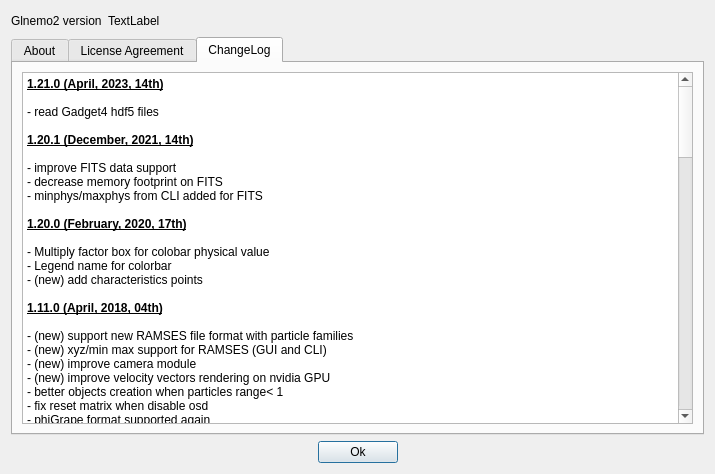
Qt form src/formabout.ui (jcldc/glnemo2) before a commit.
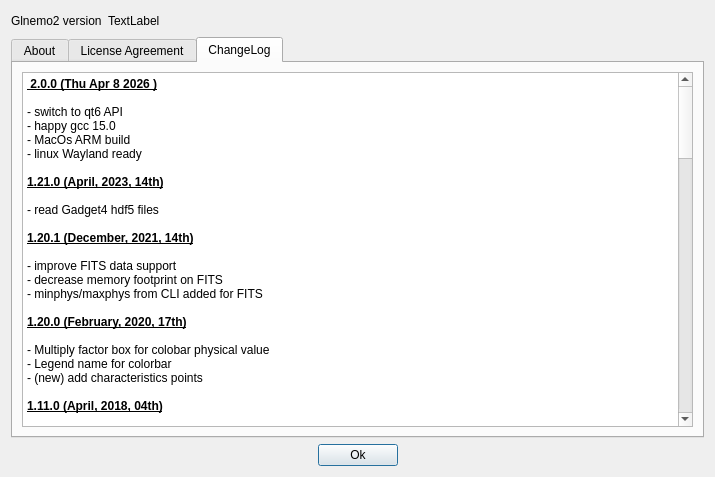
The same form after that commit. Icons and pictures are not drawn.

The edit to the form file:
```diff
--- a/src/formabout.ui
+++ b/src/formabout.ui
@@ -10,7 +10,7 @@
     <x>0</x>
     <y>0</y>
     <width>715</width>
-    <height>474</height>
+    <height>477</height>
    </rect>
   </property>
   <property name="sizePolicy">
@@ -1021,12 +1021,22 @@
         <widget class="QTextEdit" name="textEdit_2">
          <property name="html">
           <string>&lt;!DOCTYPE HTML PUBLIC &quot;-//W3C//DTD HTML 4.0//EN&quot; &quot;http://www.w3.org/TR/REC-html40/strict.dtd&quot;&gt;
-&lt;html&gt;&lt;head&gt;&lt;meta name=&quot;qrichtext&quot; content=&quot;1&quot; /&gt;&lt;style type=&quot;text/css&quot;&gt;
+&lt;html&gt;&lt;head&gt;&lt;meta name=&quot;qrichtext&quot; content=&quot;1&quot; /&gt;&lt;meta charset=&quot;utf-8&quot; /&gt;&lt;style type=&quot;text/css&quot;&gt;
 p, li { white-space: pre-wrap; }
+hr { height: 1px; border-width: 0; }
+li.unchecked::marker { content: &quot;\2610&quot;; }
+li.checked::marker { content: &quot;\2612&quot;; }
 &lt;/style&gt;&lt;/head&gt;&lt;body style=&quot; font-family:'Sans Serif'; font-size:9pt; font-weight:400; font-style:normal;&quot;&gt;
 &lt;table border=&quot;0&quot; style=&quot;-qt-table-type: root; margin-top:4px; margin-bottom:4px; margin-left:4px; margin-right:4px;&quot;&gt;
 &lt;tr&gt;
 &lt;td style=&quot;border: none;&quot;&gt;
+&lt;p style=&quot; margin-top:0px; margin-bottom:0px; margin-left:0px; margin-right:0px; -qt-block-indent:0; text-indent:0px;&quot;&gt;&lt;span style=&quot; font-weight:700; text-decoration: underline;&quot;&gt; 2.0.0 (Thu Apr 8 2026 )&lt;/span&gt;&lt;/p&gt;
+&lt;p style=&quot;-qt-paragraph-type:empty; margin-top:0px; margin-bottom:0px; margin-left:0px; margin-right:0px; -qt-block-indent:0; text-indent:0px;&quot;&gt;&lt;br /&gt;&lt;/p&gt;
+&lt;p style=&quot; margin-top:0px; margin-bottom:0px; margin-left:0px; margin-right:0px; -qt-block-indent:0; text-indent:0px;&quot;&gt;- switch to qt6 API&lt;/p&gt;
+&lt;p style=&quot; margin-top:0px; margin-bottom:0px; margin-left:0px; margin-right:0px; -qt-block-indent:0; text-indent:0px;&quot;&gt;- happy gcc 15.0&lt;/p&gt;
+&lt;p style=&quot; margin-top:0px; margin-bottom:0px; margin-left:0px; margin-right:0px; -qt-block-indent:0; text-indent:0px;&quot;&gt;- MacOs ARM build&lt;/p&gt;
+&lt;p style=&quot; margin-top:0px; margin-bottom:0px; margin-left:0px; margin-right:0px; -qt-block-indent:0; text-indent:0px;&quot;&gt;- linux Wayland ready&lt;/p&gt;
+&lt;p style=&quot;-qt-paragraph-type:empty; margin-top:0px; margin-bottom:0px; margin-left:0px; margin-right:0px; -qt-block-indent:0; text-indent:0px; font-weight:600; text-decoration: underline;&quot;&gt;&lt;br /&gt;&lt;/p&gt;
 &lt;p style=&quot; margin-top:0px; margin-bottom:0px; margin-left:0px; margin-right:0px; -qt-block-indent:0; text-indent:0px;&quot;&gt;&lt;span style=&quot; font-weight:600; text-decoration: underline;&quot;&gt;1.21.0 (April, 2023, 14th)&lt;/span&gt;&lt;/p&gt;
 &lt;p style=&quot;-qt-paragraph-type:empty; margin-top:0px; margin-bottom:0px; margin-left:0px; margin-right:0px; -qt-block-indent:0; text-indent:0px;&quot;&gt;&lt;br /&gt;&lt;/p&gt;
 &lt;p style=&quot; margin-top:0px; margin-bottom:0px; margin-left:0px; margin-right:0px; -qt-block-indent:0; text-indent:0px;&quot;&gt;- read Gadget4 hdf5 files&lt;/p&gt;
```
Left out of the diff: 7 changed lines with no effect on the pictures.
